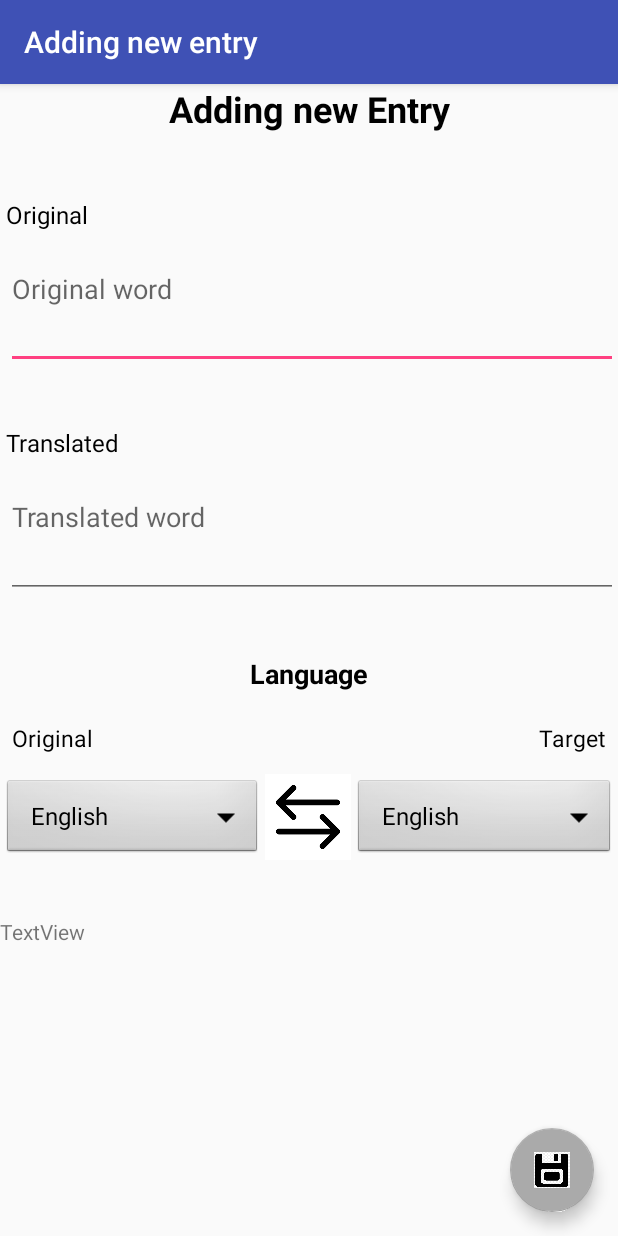
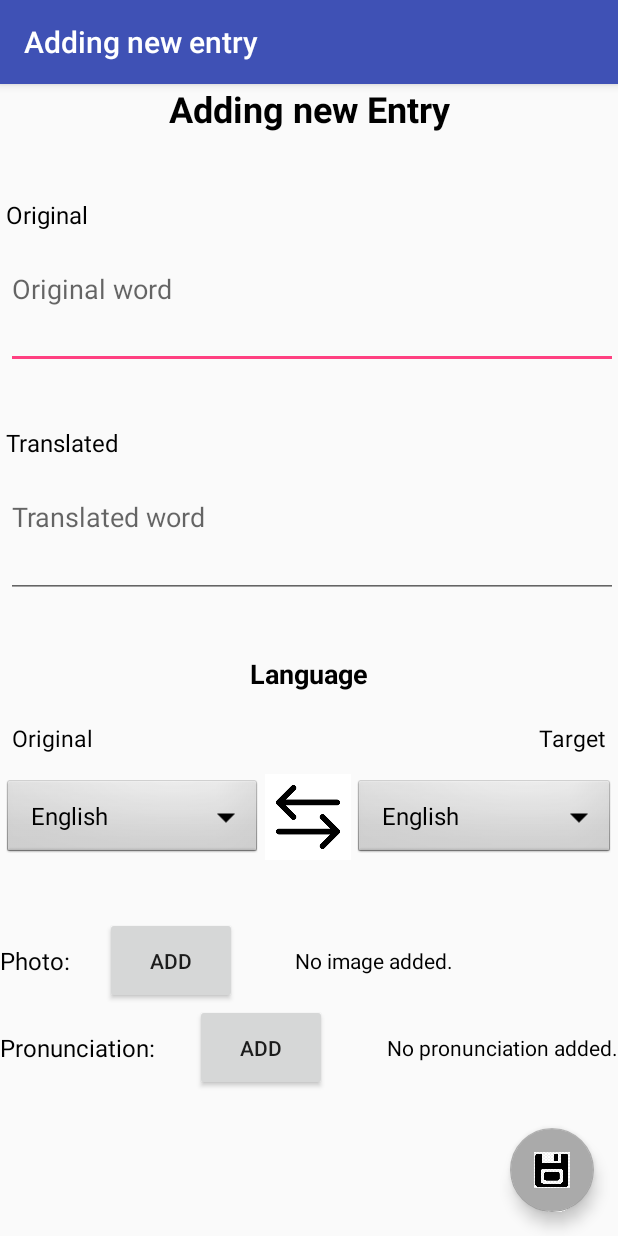
Before and after one commit to yvheng/LexiconDictionary, an Android app: the AddActivity screen opened directly, with no data from a screen before it, on a phone screen of 412 x 824 dp. Run offline under Robolectric (Android 15) with nearby library versions, the light colour scheme and no system bars.

Commit message:
activity layout update and string update

```diff
--- a/app/src/main/res/layout/activity_add.xml
+++ b/app/src/main/res/layout/activity_add.xml
@@ -213,20 +213,84 @@
             android:layout_height="0dp"
             android:layout_weight="1" />
 
-        <LinearLayout
+        <RelativeLayout
             android:layout_width="match_parent"
             android:layout_height="0dp"
-            android:layout_weight="1"
-            android:weightSum="4"
-            android:orientation="horizontal">
+            android:layout_weight="1.5">
 
             <TextView
                 android:id="@+id/textView5"
-                android:layout_width="0dp"
-                android:layout_height="wrap_content"
-                android:layout_weight="1"
-                android:text="TextView" />
-        </LinearLayout>
+                android:layout_width="wrap_content"
+                android:layout_height="match_parent"
+                android:gravity="center_vertical"
+                android:text="@string/text_photo"
+                android:textColor="@android:color/black"
+                android:layout_alignParentLeft="true"
+                android:layout_alignParentTop="true"
+                android:layout_alignParentBottom="true"
+                android:textSize="16sp" />
+
+            <Button
+                android:id="@+id/buttonCamera"
+                android:layout_width="wrap_content"
+                android:layout_height="match_parent"
+                android:layout_alignParentLeft="true"
+                android:layout_alignParentTop="true"
+                android:layout_alignParentBottom="true"
+                android:layout_marginLeft="70dp"
+                android:text="@string/button_add" />
+
+            <TextView
+                android:id="@+id/textViewImageFileName"
+                android:layout_width="wrap_content"
+                android:layout_height="match_parent"
+                android:layout_alignParentRight="true"
+                android:layout_alignParentTop="true"
+                android:layout_alignParentBottom="true"
+                android:layout_marginRight="110dp"
+                android:gravity="center_vertical"
+                android:text="@string/txt_noImage"
+                android:textColor="@android:color/black"
+                android:textSize="14sp" />
+        </RelativeLayout>
+
+        <RelativeLayout
+            android:layout_width="match_parent"
+            android:layout_height="0dp"
+            android:layout_weight="1.5">
+
+            <TextView
+                android:id="@+id/textView7"
+                android:layout_width="wrap_content"
+                android:layout_height="match_parent"
+                android:layout_alignParentBottom="true"
+                android:layout_alignParentLeft="true"
+                android:layout_alignParentTop="true"
+                android:gravity="center_vertical"
+                android:text="@string/text_pronunciation"
+                android:textColor="@android:color/black"
+                android:textSize="16sp" />
+
+            <Button
+                android:id="@+id/buttonVoice"
+                android:layout_width="wrap_content"
+                android:layout_height="match_parent"
+                android:layout_alignParentLeft="true"
+                android:layout_alignParentTop="true"
+                android:layout_marginLeft="130dp"
+                android:text="@string/button_add" />
+
+            <TextView
+                android:id="@+id/textViewVoiceFileName"
+                android:layout_width="wrap_content"
+                android:layout_height="match_parent"
+                android:layout_alignParentRight="true"
+                android:layout_alignParentTop="true"
+                android:gravity="center_vertical"
+                android:text="@string/txt_noVoice"
+                android:textColor="@android:color/black"
+                android:textSize="14sp" />
+        </RelativeLayout>
     </LinearLayout>
 
 </android.support.constraint.ConstraintLayout>
--- a/app/src/main/res/values/strings.xml
+++ b/app/src/main/res/values/strings.xml
@@ -1,14 +1,20 @@
 <resources>
     <string name="app_name">Lexicon Dictionary</string>
     <string name="txt_enterText">Tap to enter text</string>
+    <string name="txt_noImage">No image added.</string>
 
     <string name="title_activity_add">Adding new entry</string>
+    <string name="title_addNewEntry">Adding new Entry</string>
 
     <string name="text_original">Original</string>
     <string name="text_originalWord">Original word</string>
-    <string name="title_addNewEntry">Adding new Entry</string>
     <string name="text_translated">Translated</string>
     <string name="text_translatedWord">Translated word</string>
     <string name="text_language">Language</string>
     <string name="text_target">Target</string>
+    <string name="text_photo">Photo:</string>
+
+    <string name="button_add">Add</string>
+    <string name="text_pronunciation">Pronunciation:</string>
+    <string name="txt_noVoice">No pronunciation added.</string>
 </resources>
```
